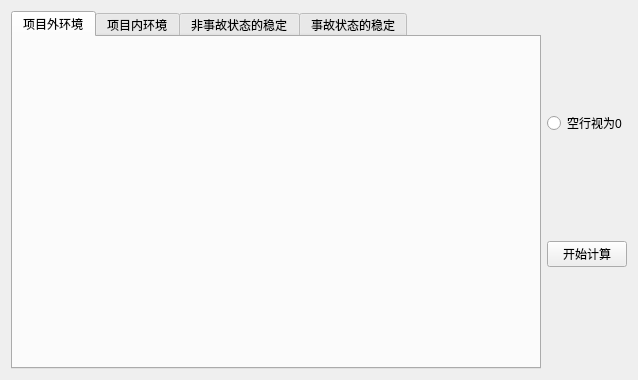
Above: Qt/ZRSystem/mainwidget.ui from zj0395/myCode before the change. Below: the same form after it.
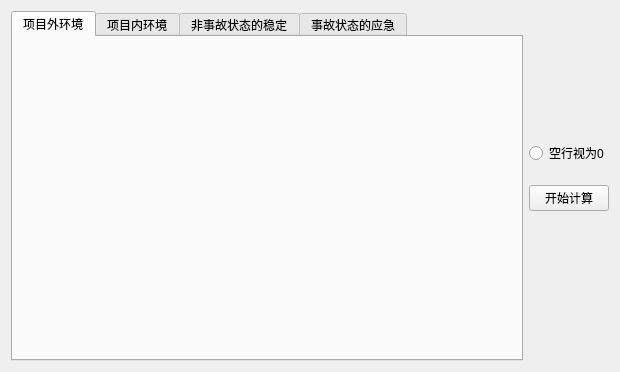
That is the form after the change.

What changed in the file:
```diff
--- a/Qt/ZRSystem/mainwidget.ui
+++ b/Qt/ZRSystem/mainwidget.ui
@@ -6,8 +6,8 @@
    <rect>
     <x>0</x>
     <y>0</y>
-    <width>638</width>
-    <height>380</height>
+    <width>620</width>
+    <height>348</height>
    </rect>
   </property>
   <property name="windowTitle">
@@ -19,7 +19,7 @@
      <property name="minimumSize">
       <size>
        <width>500</width>
-       <height>300</height>
+       <height>350</height>
       </size>
      </property>
      <property name="currentIndex">
@@ -42,13 +42,32 @@
      </widget>
      <widget class="QWidget" name="UnNormalStable">
       <attribute name="title">
-       <string>事故状态的稳定</string>
+       <string>事故状态的应急</string>
       </attribute>
      </widget>
     </widget>
    </item>
    <item row="0" column="1">
     <layout class="QVBoxLayout" name="verticalLayout">
+     <property name="spacing">
+      <number>20</number>
+     </property>
+     <property name="bottomMargin">
+      <number>20</number>
+     </property>
+     <item>
+      <spacer name="verticalSpacer">
+       <property name="orientation">
+        <enum>Qt::Vertical</enum>
+       </property>
+       <property name="sizeHint" stdset="0">
+        <size>
+         <width>20</width>
+         <height>40</height>
+        </size>
+       </property>
+      </spacer>
+     </item>
      <item>
       <widget class="QRadioButton" name="radioButton">
        <property name="text">
@@ -63,6 +82,19 @@
        </property>
       </widget>
      </item>
+     <item>
+      <spacer name="verticalSpacer_2">
+       <property name="orientation">
+        <enum>Qt::Vertical</enum>
+       </property>
+       <property name="sizeHint" stdset="0">
+        <size>
+         <width>20</width>
+         <height>40</height>
+        </size>
+       </property>
+      </spacer>
+     </item>
     </layout>
    </item>
   </layout>
```
